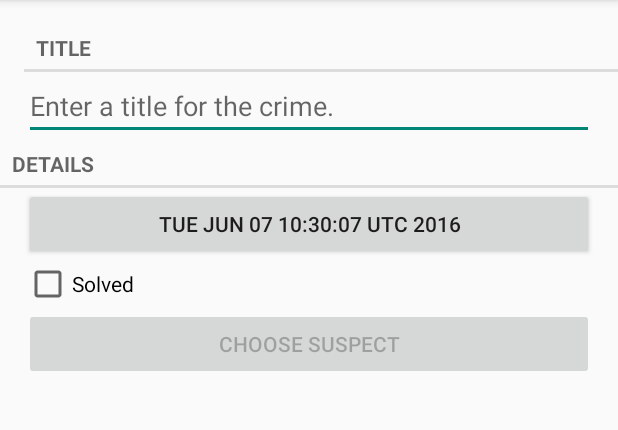
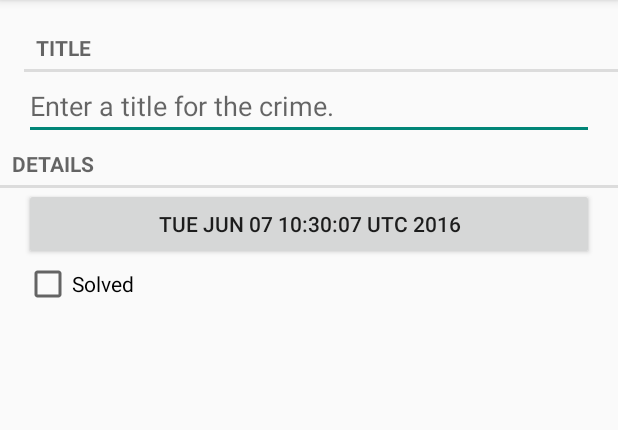
Before and after one commit to StefanBUE/EntryList, an Android app: the screen it shows after launch (CrimePagerActivity), after a tap on "New Crime", on a phone screen of 412 x 824 dp, the part 84-514 px from its top. Run offline under Robolectric (Android 15) with nearby library versions, the light colour scheme and no system bars.

Commit message:
removed suspect

```diff
--- a/app/src/main/java/com/bignerdranch/android/criminalintent/Crime.java
+++ b/app/src/main/java/com/bignerdranch/android/criminalintent/Crime.java
@@ -9,7 +9,7 @@ public class Crime {
     private String mTitle;
     private Date mDate;
     private boolean mSolved;
-    private String mSuspect;
+//    private String mSuspect;
 
     public Crime() {
         this(UUID.randomUUID());
@@ -47,11 +47,4 @@ public class Crime {
         mSolved = solved;
     }
 
-    public String getSuspect() {
-        return mSuspect;
-    }
-
-    public void setSuspect(String suspect) {
-        mSuspect = suspect;
-    }
 }
--- a/app/src/main/java/com/bignerdranch/android/criminalintent/CrimeFragment.java
+++ b/app/src/main/java/com/bignerdranch/android/criminalintent/CrimeFragment.java
@@ -43,7 +43,6 @@ public class CrimeFragment extends Fragment {
     private EditText mTitleField;
     private Button mDateButton;
     private CheckBox mSolvedCheckbox;
-    private Button mSuspectButton;
     private Callbacks mCallbacks;
 
     /**
@@ -140,24 +139,6 @@ public class CrimeFragment extends Fragment {
             }
         });
 
-        final Intent pickContact = new Intent(Intent.ACTION_PICK,
-                ContactsContract.Contacts.CONTENT_URI);
-        mSuspectButton = (Button)v.findViewById(R.id.crime_suspect);
-        mSuspectButton.setOnClickListener(new View.OnClickListener() {
-            public void onClick(View v) {
-                startActivityForResult(pickContact, REQUEST_CONTACT);
-            }
-        });
-
-        if (mCrime.getSuspect() != null) {
-            mSuspectButton.setText(mCrime.getSuspect());
-        }
-
-        PackageManager packageManager = getActivity().getPackageManager();
-        if (packageManager.resolveActivity(pickContact,
-                PackageManager.MATCH_DEFAULT_ONLY) == null) {
-            mSuspectButton.setEnabled(false);
-        }
         return v;
     }
 
@@ -173,36 +154,6 @@ public class CrimeFragment extends Fragment {
             mCrime.setDate(date);
             updateCrime();
             updateDate();
-        } else if (requestCode == REQUEST_CONTACT && data != null) {
-            Uri contactUri = data.getData();
-            // Specify which fields you want your query to return
-            // values for.
-            String[] queryFields = new String[] {
-                    ContactsContract.Contacts.DISPLAY_NAME,
-            };
-            // Perform your query - the contactUri is like a "where"
-            // clause here
-            ContentResolver resolver = getActivity().getContentResolver();
-            Cursor c = resolver
-                    .query(contactUri, queryFields, null, null, null);
-
-            try {
-                // Double-check that you actually got results
-                if (c.getCount() == 0) {
-                    return;
-                }
-
-                // Pull out the first column of the first row of data -
-                // that is your suspect's name.
-                c.moveToFirst();
-
-                String suspect = c.getString(0);
-                mCrime.setSuspect(suspect);
-                updateCrime();
-                mSuspectButton.setText(suspect);
-            } finally {
-                c.close();
-            }
         } else if (requestCode == REQUEST_PHOTO) {
             updateCrime();
         }
--- a/app/src/main/java/com/bignerdranch/android/criminalintent/CrimeLab.java
+++ b/app/src/main/java/com/bignerdranch/android/criminalintent/CrimeLab.java
@@ -90,7 +90,6 @@ public class CrimeLab {
         values.put(CrimeTable.Cols.TITLE, crime.getTitle());
         values.put(CrimeTable.Cols.DATE, crime.getDate().getTime());
         values.put(CrimeTable.Cols.SOLVED, crime.isSolved() ? 1 : 0);
-        values.put(CrimeTable.Cols.SUSPECT, crime.getSuspect());
 
         return values;
     }
--- a/app/src/main/java/com/bignerdranch/android/criminalintent/database/CrimeBaseHelper.java
+++ b/app/src/main/java/com/bignerdranch/android/criminalintent/database/CrimeBaseHelper.java
@@ -23,8 +23,7 @@ public class CrimeBaseHelper extends SQLiteOpenHelper {
                 CrimeTable.Cols.UUID + ", " +
                 CrimeTable.Cols.TITLE + ", " +
                 CrimeTable.Cols.DATE + ", " +
-                CrimeTable.Cols.SOLVED + ", " +
-                CrimeTable.Cols.SUSPECT +
+                CrimeTable.Cols.SOLVED +
                 ")"
         );
     }
--- a/app/src/main/java/com/bignerdranch/android/criminalintent/database/CrimeCursorWrapper.java
+++ b/app/src/main/java/com/bignerdranch/android/criminalintent/database/CrimeCursorWrapper.java
@@ -20,13 +20,11 @@ public class CrimeCursorWrapper extends CursorWrapper {
         String title = getString(getColumnIndex(CrimeTable.Cols.TITLE));
         long date = getLong(getColumnIndex(CrimeTable.Cols.DATE));
         int isSolved = getInt(getColumnIndex(CrimeTable.Cols.SOLVED));
-        String suspect = getString(getColumnIndex(CrimeTable.Cols.SUSPECT));
 
         Crime crime = new Crime(UUID.fromString(uuidString));
         crime.setTitle(title);
         crime.setDate(new Date(date));
         crime.setSolved(isSolved != 0);
-        crime.setSuspect(suspect);
 
         return crime;
     }
--- a/app/src/main/java/com/bignerdranch/android/criminalintent/database/CrimeDbSchema.java
+++ b/app/src/main/java/com/bignerdranch/android/criminalintent/database/CrimeDbSchema.java
@@ -9,7 +9,6 @@ public class CrimeDbSchema {
             public static final String TITLE = "title";
             public static final String DATE = "date";
             public static final String SOLVED = "solved";
-            public static final String SUSPECT = "suspect";
         }
     }
 }
--- a/app/src/main/res/layout/fragment_crime.xml
+++ b/app/src/main/res/layout/fragment_crime.xml
@@ -25,12 +25,4 @@
         android:layout_marginLeft="16dp"
         android:layout_marginRight="16dp"
         android:text="@string/crime_solved_label"/>
-    <Button
-        android:id="@+id/crime_suspect"
-        android:layout_width="match_parent"
-        android:layout_height="wrap_content"
-        android:layout_marginLeft="16dp"
-        android:layout_marginRight="16dp"
-        android:text="@string/crime_suspect_text"
-        />
 </LinearLayout>
```
